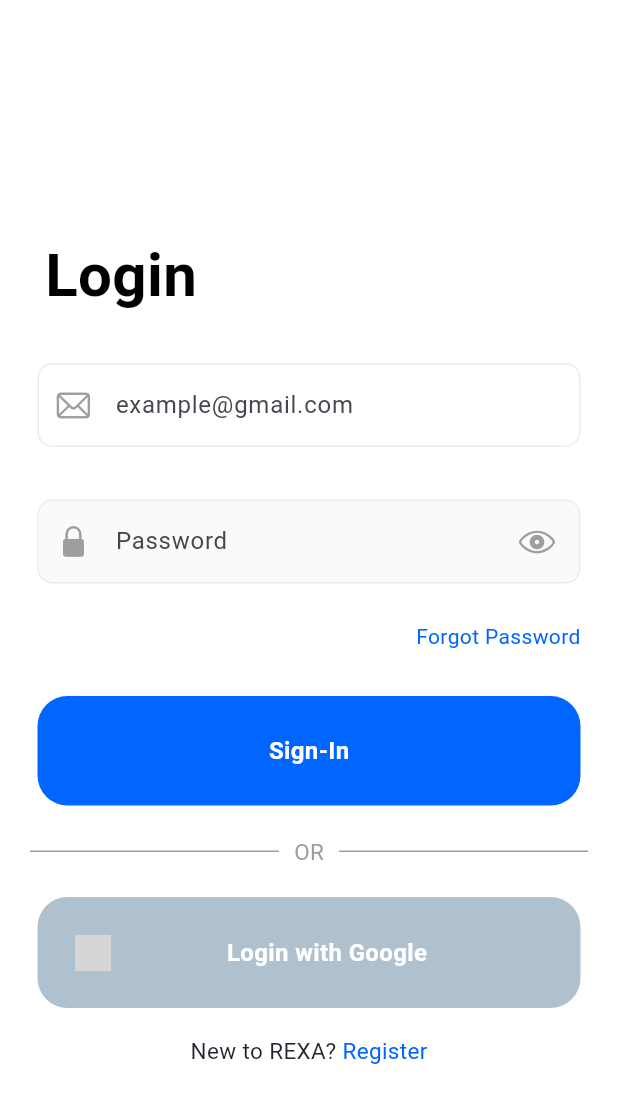
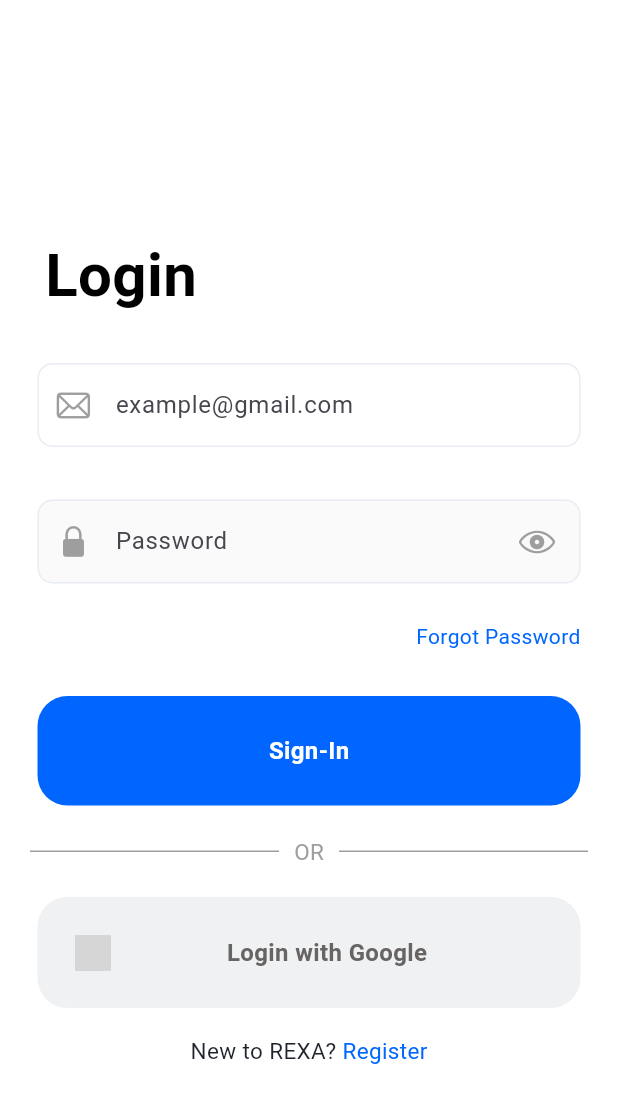
Before and after one commit to STEVENNNN76/REXA-UI, a Flutter app: the screen it shows after launch, on a phone screen of 412 x 824 dp. Shown: the top 1103 px of the screen. Run offline on Flutter 3.47's test engine with Material 3 defaults, Android fonts, the light colour scheme and no system bars; grey boxes are pictures that could not be loaded.

Commit message:
ui fix color

```diff
--- a/lib/main.dart
+++ b/lib/main.dart
@@ -297,7 +297,7 @@ class _LoginPageState extends State<LoginPage> {
                         padding: const EdgeInsets.all(25),
                         margin: const EdgeInsets.symmetric(horizontal: 5),
                         decoration: BoxDecoration(
-                          color: const Color.fromARGB(255, 175, 193, 207),
+                          color: Color.fromARGB(153, 230, 231, 234),
                           borderRadius: BorderRadius.circular(20),
                         ),
                         child: Row(
@@ -305,12 +305,12 @@ class _LoginPageState extends State<LoginPage> {
                             Padding(
                               padding: const EdgeInsets.only(
                                 left: 0,
-                              ), // Adjust the spacing as needed
+                              ),
                               child: Image.asset(
                                 'lib/components/Google.png',
                                 width: 24,
                                 height: 24,
-                              ), // Replace with your image path and dimensions
+                              ),
                             ),
                             const Expanded(
                               child: Align(
@@ -318,7 +318,7 @@ class _LoginPageState extends State<LoginPage> {
                                 child: Text(
                                   'Login with Google',
                                   style: TextStyle(
-                                    color: Colors.white,
+                                    color: Color.fromARGB(255, 103, 100, 100),
                                     fontWeight: FontWeight.bold,
                                     fontSize: 16,
                                   ),
```
